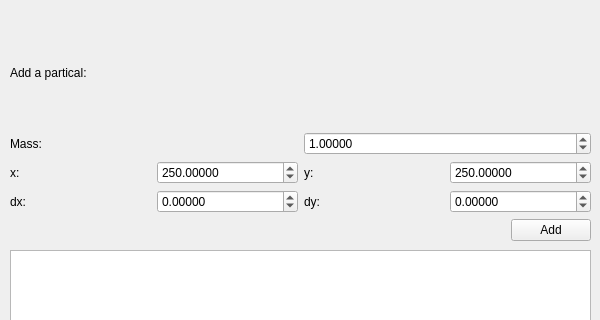
Before: the Qt Designer form mainwindow.ui in xiaoyu2006/HowNewtonWorks, drawn with Qt 5; both pictures show x 0 to 600 and y 0 to 320 of the 600 by 500 pixel window.
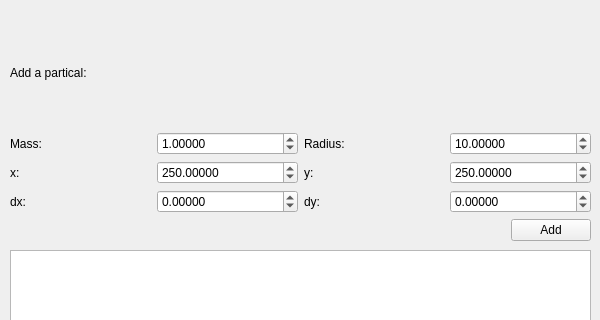
After: the same form once the commit is applied.

```diff
--- a/mainwindow.ui
+++ b/mainwindow.ui
@@ -63,6 +63,29 @@
          </property>
         </widget>
        </item>
+       <item>
+        <widget class="QLabel" name="label_7">
+         <property name="text">
+          <string>Radius:</string>
+         </property>
+        </widget>
+       </item>
+       <item>
+        <widget class="QDoubleSpinBox" name="rInput">
+         <property name="decimals">
+          <number>5</number>
+         </property>
+         <property name="maximum">
+          <double>32768.000000000000000</double>
+         </property>
+         <property name="singleStep">
+          <double>0.100000000000000</double>
+         </property>
+         <property name="value">
+          <double>10.000000000000000</double>
+         </property>
+        </widget>
+       </item>
       </layout>
      </item>
      <item>
```
Left out of the diff: 1 changed line with no effect on the pictures.
